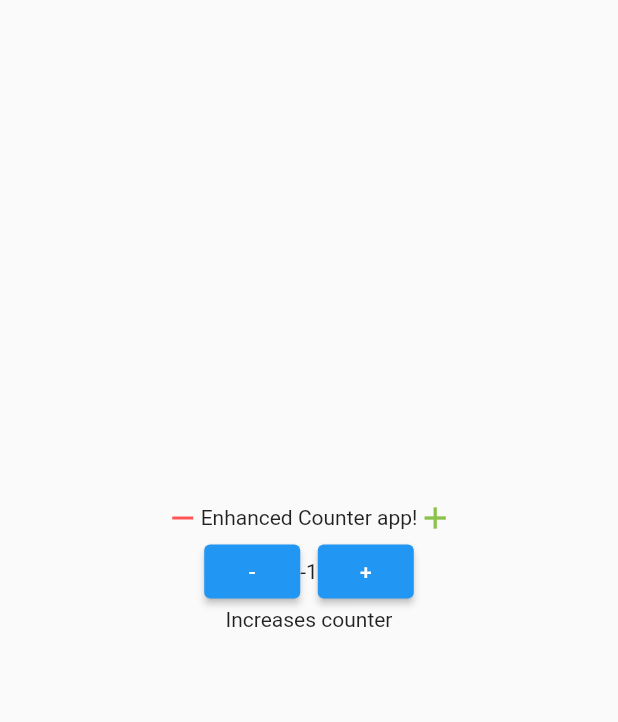
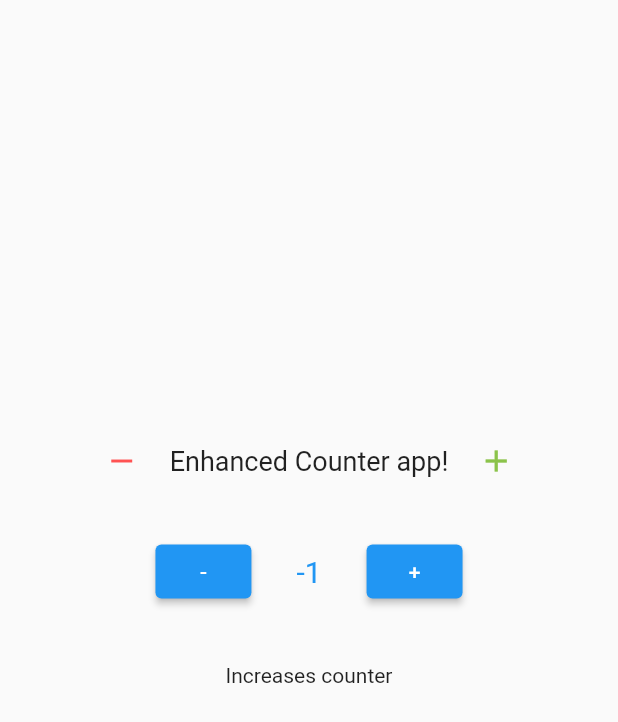
Before and after one commit to Jayaldhruv/counterapp, a Flutter app: the screen it shows after launch, after a tap on an icon or button, on a phone screen of 412 x 824 dp. Shown: the top 722 px of the screen. Run offline on Flutter 3.47's test engine with Material 2 defaults, Android fonts, the phone set to English and light mode, and no system bars.

```diff
--- a/lib/counter_app_body.dart
+++ b/lib/counter_app_body.dart
@@ -0,0 +1,87 @@
+import 'package:counterapp/widgets/app_title.dart';
+import 'package:counterapp/widgets/history_widget.dart';
+import 'package:flutter/material.dart';
+
+//contents of the counter app
+class CounterAppBody extends StatefulWidget {
+  //creates a [counterAppBody] widget.
+  const CounterAppBody({
+    Key? key,
+  }) : super(key: key);
+
+  @override
+  State<CounterAppBody> createState() => _CounterAppBodyState();
+}
+
+class _CounterAppBodyState extends State<CounterAppBody> {
+  //The current status of the counter
+  int counter = 0;
+
+  //Keeps track of the counter status when '+1' is pressed
+  List<int> increasesHistory = [];
+
+  //increases the counter by 1
+  void increase() {
+    setState(() {
+      counter++;
+      increasesHistory = List<int>.from(increasesHistory)..add(counter);
+    });
+  }
+
+  //Decreases the counter by 1.
+  void decrease() {
+    setState(() {
+      counter--;
+    });
+  }
+
+  @override
+  Widget build(BuildContext context) {
+    return Scaffold(
+      body: Center(
+        child: Column(
+          mainAxisSize: MainAxisSize.min,
+          children: [
+            // The top title
+            const AppTitle(),
+
+            //The counter
+            Row(
+              mainAxisSize: MainAxisSize.min,
+              children: [
+                ElevatedButton(
+                  key: const Key('ElevatedButton-Decrease'),
+                  onPressed: decrease,
+                  child: const Text('-'),
+                ),
+                Padding(
+                  padding: const EdgeInsets.symmetric(
+                    horizontal: 30,
+                    vertical: 50,
+                  ),
+                  child: Text(
+                    '$counter',
+                    style: const TextStyle(
+                      fontSize: 20,
+                      color: Colors.blue,
+                    ),
+                  ),
+                ),
+                ElevatedButton(
+                  key: const Key('ElevatedButton-Increase'),
+                  onPressed: increase,
+                  child: const Text('+'),
+                ),
+              ],
+            ),
+
+            //The History
+            HistoryWidget(
+              increasesHistory: increasesHistory,
+            ),
+          ],
+        ),
+      ),
+    );
+  }
+}
--- a/lib/main.dart
+++ b/lib/main.dart
@@ -1,4 +1,9 @@
+import 'dart:collection';
+import 'package:counterapp/widgets/app_title.dart';
+import 'package:counterapp/widgets/history_widget.dart';
 import 'package:flutter/material.dart';
+
+import 'counter_app_body.dart';
 
 //Running the app
 void main() {
@@ -10,148 +15,69 @@ void main() {
 //The root widget of the app.
 class EnhancedCounterApp extends StatelessWidget {
   //Creates an [EnhancedCounterApp] instance.
-  const EnhancedCounterApp({Key? key}) : super(key: key);
+  const EnhancedCounterApp({
+    Key? key,
+  }) : super(key: key);
 
   @override
   Widget build(BuildContext context) {
     return const MaterialApp(
       home: CounterAppBody(),
+
+      //hiding the debug banner
       debugShowCheckedModeBanner: false,
     );
   }
 }
 
-//contents of the counter app
-class CounterAppBody extends StatefulWidget {
-  //creates a [counterAppbody] widget.
-  const CounterAppBody({Key? key}) : super(key: key);
-
-  @override
-  State<CounterAppBody> createState() => _CounterAppBodyState();
-}
-
-class _CounterAppBodyState extends State<CounterAppBody> {
-  //Keeps track of the counter status when '+1' is pressed
-  List<int> increasesHistory = [];
-
-  //The current status of the counter
-  int counter = 0;
-
-  //increases the counter by 1
-  void increase() {
-    setState(() {
-      counter++;
-      increasesHistory = List<int>.from(increasesHistory)
-        ..add(counter);
-    });
-  }
-
-  //Decreases the counter by 1.
-  void decrease() {
-    setState(() {
-      counter--;
-    });
-  }
-
-  @override
-  Widget build(BuildContext context) {
-    return Scaffold(
-      body: Center(
-        child: Column(
-          mainAxisSize: MainAxisSize.min,
-          children: [
-            const AppTitle(),
-            Row(
-              mainAxisSize: MainAxisSize.min,
-              children: [
-                ElevatedButton(
-                  onPressed: decrease,
-                  child: const Text('-'),
-                ),
-                Text('$counter'),
-                ElevatedButton(
-                  onPressed: increase,
-                  child: const Text('+'),
-                ),
-              ],
-            ),
-            //The counter widget
-            HistoryWidget(increasesHistory: increasesHistory,),
-          ],
-        ),
-      ),
-    );
-  }
-}
-
-//This widget contains the title of the app
-class AppTitle extends StatelessWidget {
-  //Creates an Apptitle widget
-  const AppTitle({Key? key}) : super(key: key);
-
-  @override
-  Widget build(BuildContext context) {
-    return Row(
-      mainAxisSize: MainAxisSize.min,
-      children: const [
-        Icon(
-          Icons.remove,
-          color: Colors.redAccent,
-        ),
-        Text('Enhanced Counter app!'),
-        Icon(
-          Icons.add,
-          color: Colors.lightGreen,
-        ),
-      ],
-    );
-  }
-}
-
-//Keeps track of the counter values whenever it is increased
-class HistoryWidget extends StatefulWidget {
-  //the counters history.
-  final List<int>increasesHistory;
-
-  //Creates an [HistoryWidget] from the given [increasesHistory]
-
-  const HistoryWidget({Key? key, required this.increasesHistory})
-      : super(key: key);
-
-  @override
-  State<HistoryWidget> createState() => _HistoryWidgetState();
-}
-
-class _HistoryWidgetState extends State<HistoryWidget> {
-  @override
-  Widget build(BuildContext context) {
-    return Column(
-      mainAxisSize: MainAxisSize.min,
-      children: [
-        //The title
-        const Text('Increases counter'),
-        //The actual list
-        Flexible(child: Padding(
-          padding: const EdgeInsets.symmetric(
-            horizontal: 40,
-            vertical: 15,
-          ),
-          child: SizedBox(
-            height: 40,
-            child: ListView.separated(
-              scrollDirection: Axis.horizontal,
-              itemBuilder: (_, index) {
-                return Text(
-                    '${widget.increasesHistory[index]}',
-                );
-              },
-              separatorBuilder: (_, __) {
-                return const SizedBox(width: 10);
-              },
-              itemCount: widget.increasesHistory.length,),
-          ),
-        ),),
-      ],
-    );
-  }
-}
+// //The state of the counter in the app
+// class Counter with ChangeNotifier {
+//   int _counter;
+//   List<int> _history;
+//
+//   //Initializes the counter to 0
+//   Counter()
+//       : _counter = 0,
+//         _history = [];
+//
+// //The current counter state.
+//   int get counter => _counter;
+//
+// //the increases history
+//   List<int> get history => UnmodifiableListView<int>(_history);
+//
+// //Increases the counter by 1
+//   void increase() {
+//     _counter++;
+//     _history.add(_counter);
+//     notifyListeners();
+//   }
+//
+// //Decreases the counter by 1.
+//   void decrease() {
+//     _counter--;
+//     notifyListeners();
+//   }
+// }
+//
+// class CounterState extends InheritedWidget {
+//   //The state of the counter app
+//   final Counter model;
+//
+// //Creates a [CounterState] widget
+//   const CounterState({
+//     Key? key,
+//     required Widget child,
+//     required this.model,
+//   }) : super(key: key, child: child);
+//
+//   static CounterState of(BuildContext context) {
+//     return context.dependOnInheritedWidgetOfExactType<CounterState>()!;
+//   }
+//
+//   @override
+//   bool updateShouldNotify(covariant CounterState oldWidget) {
+//     return model.counter != oldWidget.model.counter ||
+//         model.history.length != oldWidget.model.history.length;
+//   }
+// }
--- a/lib/widgets/app_title.dart
+++ b/lib/widgets/app_title.dart
@@ -0,0 +1,42 @@
+//This widget contains the title of the app
+import 'package:flutter/material.dart';
+
+class AppTitle extends StatelessWidget {
+  //Creates an [Apptitle] widget
+  const AppTitle({
+    Key? key,
+  }) : super(key: key);
+
+  @override
+  Widget build(BuildContext context) {
+    return Row(
+      mainAxisSize: MainAxisSize.min,
+      children: const [
+        //the icon
+        Icon(
+          Icons.remove,
+          color: Colors.redAccent,
+        ),
+
+        //The app title
+        Padding(
+          padding: EdgeInsets.symmetric(
+            horizontal: 20,
+          ),
+          child: Text(
+            'Enhanced Counter app!',
+            style: TextStyle(
+              fontSize: 18,
+            ),
+          ),
+        ),
+
+        //The icon
+        Icon(
+          Icons.add,
+          color: Colors.lightGreen,
+        ),
+      ],
+    );
+  }
+}
--- /dev/null
+++ b/lib/widgets/history_widget.dart
@@ -0,0 +1,97 @@
+import 'package:flutter/material.dart';
+
+//Keeps track of the counter values whenever it is increased
+class HistoryWidget extends StatefulWidget {
+  //the counters history.
+  final List<int> increasesHistory;
+
+  //Creates an [HistoryWidget] from the given [increasesHistory]
+  const HistoryWidget({
+    Key? key,
+    required this.increasesHistory,
+  }) : super(key: key);
+
+  @override
+  State<HistoryWidget> createState() => _HistoryWidgetState();
+}
+
+class _HistoryWidgetState extends State<HistoryWidget> {
+  //The [ListView] scroll controller.
+  final controller = ScrollController();
+
+  //Manually caching the list
+  late ListView list = buildList();
+
+  //Building the list
+  ListView buildList() {
+    return ListView.separated(
+      key: const Key('HistoryWidget-ListView'),
+      controller: controller,
+      scrollDirection: Axis.horizontal,
+      itemBuilder: (_, index) {
+        return Card(
+          elevation: 4,
+          shadowColor: Colors.blueAccent,
+          child: SizedBox(
+            width: 40,
+            height: 40,
+            child: Center(
+              child: Text('${widget.increasesHistory[index]}'),
+            ),
+          ),
+        );
+      },
+      separatorBuilder: (_, __) => const SizedBox(width: 10),
+      itemCount: widget.increasesHistory.length,
+    );
+  }
+
+  @override
+  void didUpdateWidget(covariant HistoryWidget oldWidget) {
+    super.didUpdateWidget(oldWidget);
+
+    if (widget.increasesHistory.length != oldWidget.increasesHistory.length) {
+      //Updating the list
+      list = buildList();
+
+      //Moving it to the end
+      controller.animateTo(
+        controller.position.maxScrollExtent + 50 + 10,
+        duration: const Duration(milliseconds: 400),
+        curve: Curves.ease,
+      );
+    }
+  }
+
+  @override
+  void dispose() {
+    controller.dispose();
+
+    super.dispose();
+  }
+
+  @override
+  Widget build(BuildContext context) {
+    return Column(
+      mainAxisSize: MainAxisSize.min,
+      children: [
+        //The title
+        const Text('Increases counter'),
+
+        //The actual list
+        Flexible(
+          child: Padding(
+            padding: const EdgeInsets.symmetric(
+              horizontal: 40,
+              vertical: 15,
+            ),
+            child: SizedBox(
+              height: 40,
+              child: list,
+            ),
+          ),
+        ),
+      ],
+    );
+  }
+}
```
Also changed, not shown: lib/widgets/history.dart (deleted).
